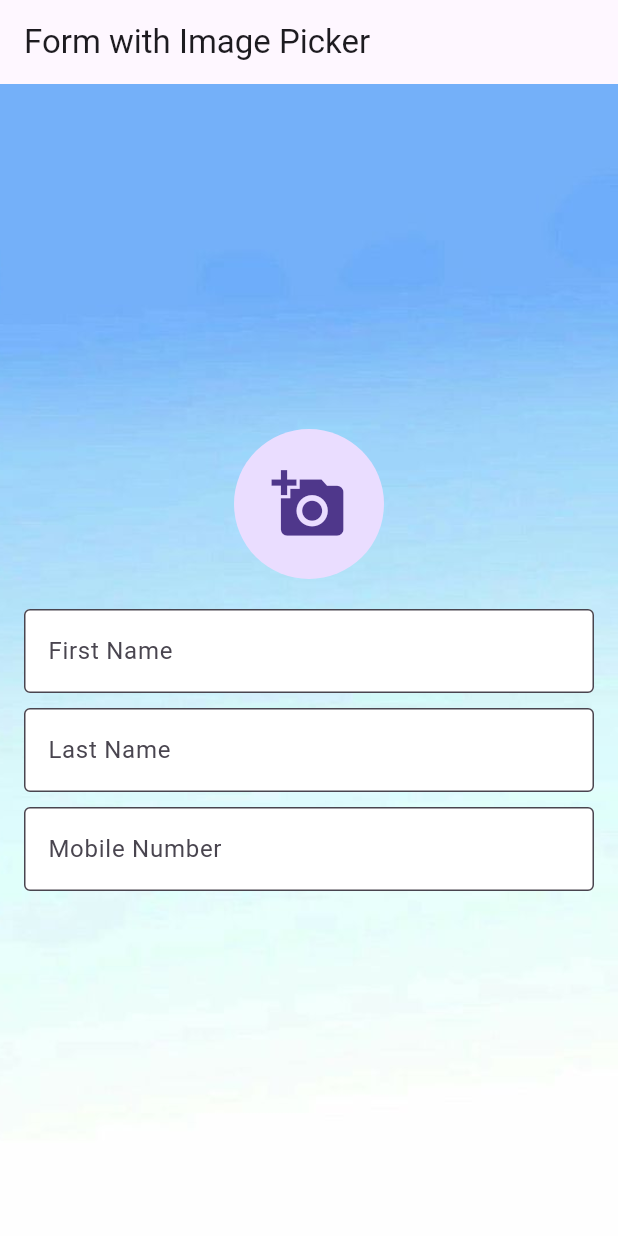
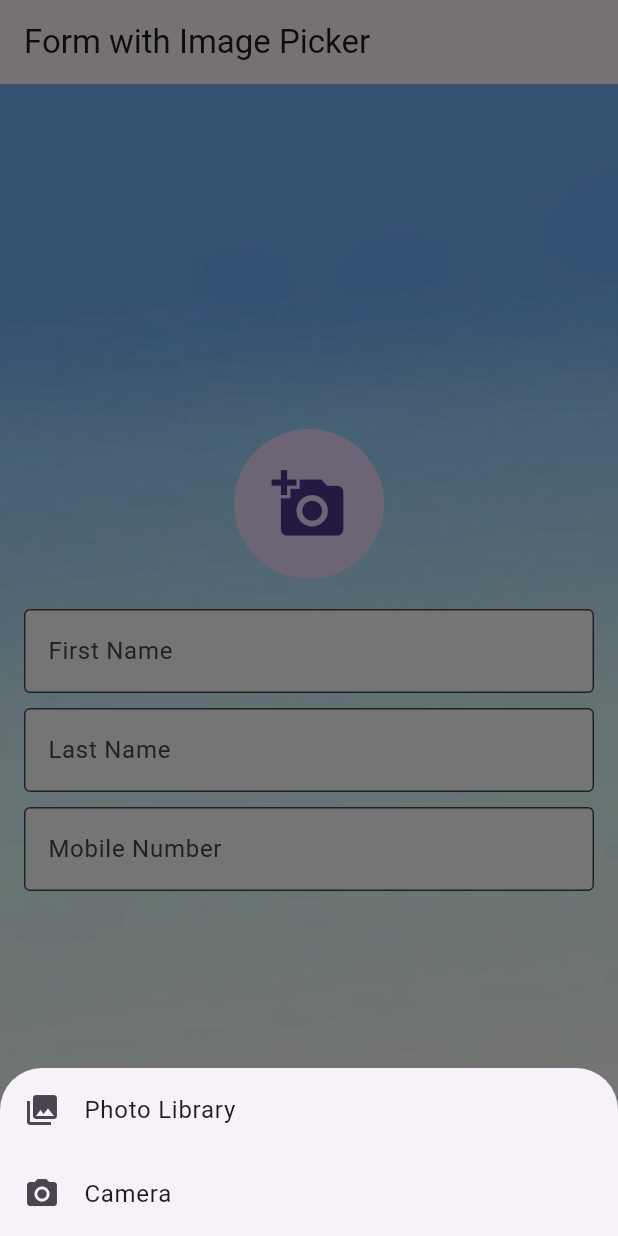
Before and after one commit to aarchimaniya/FLUTTERWEB, a Flutter app: the screen it shows after launch, after a tap on the "add a photo" icon, on a phone screen of 412 x 824 dp. Run offline on Flutter 3.47's test engine with Material 3 defaults, Android fonts, the phone set to English and light mode, and no system bars; our stand-ins replace image_picker.

Commit message:
initial commit

```diff
--- a/lib/View/Screens/home_page/home_page.dart
+++ b/lib/View/Screens/home_page/home_page.dart
@@ -2,7 +2,6 @@ import 'package:flutter/material.dart';
 import 'package:image_picker/image_picker.dart';
 import 'dart:io';
 import 'package:provider/provider.dart';
-
 import '../../../controller/user_controller.dart';
 
 class HomePage extends StatelessWidget {
@@ -12,18 +11,48 @@ class HomePage extends StatelessWidget {
   Widget build(BuildContext context) {
     final userController = Provider.of<UserController>(context);
 
-    Future<void> _pickImage() async {
-      final pickedFile = await _picker.pickImage(source: ImageSource.gallery);
+    Future<void> _pickImage(ImageSource source) async {
+      final pickedFile = await _picker.pickImage(source: source);
       if (pickedFile != null) {
         userController.setImage(File(pickedFile.path));
       }
+    }
+
+    void _showPicker(BuildContext context) {
+      showModalBottomSheet(
+        context: context,
+        builder: (BuildContext bc) {
+          return SafeArea(
+            child: Wrap(
+              children: <Widget>[
+                ListTile(
+                  leading: Icon(Icons.photo_library),
+                  title: Text('Photo Library'),
+                  onTap: () {
+                    _pickImage(ImageSource.gallery);
+                    Navigator.of(context).pop();
+                  },
+                ),
+                ListTile(
+                  leading: Icon(Icons.photo_camera),
+                  title: Text('Camera'),
+                  onTap: () {
+                    _pickImage(ImageSource.camera);
+                    Navigator.of(context).pop();
+                  },
+                ),
+              ],
+            ),
+          );
+        },
+      );
     }
 
     return Scaffold(
       body: Stack(
         children: [
           Container(
-            decoration: const BoxDecoration(
+            decoration: BoxDecoration(
               image: DecorationImage(
                 image: AssetImage('lib/assets/images/category/background.jpg'),
                 fit: BoxFit.cover,
@@ -37,7 +66,7 @@ class HomePage extends StatelessWidget {
                 mainAxisAlignment: MainAxisAlignment.center,
                 children: [
                   GestureDetector(
-                    onTap: _pickImage,
+                    onTap: () => _showPicker(context),
                     child: CircleAvatar(
                       radius: 50,
                       backgroundImage: userController.user.imagePath != null
```
